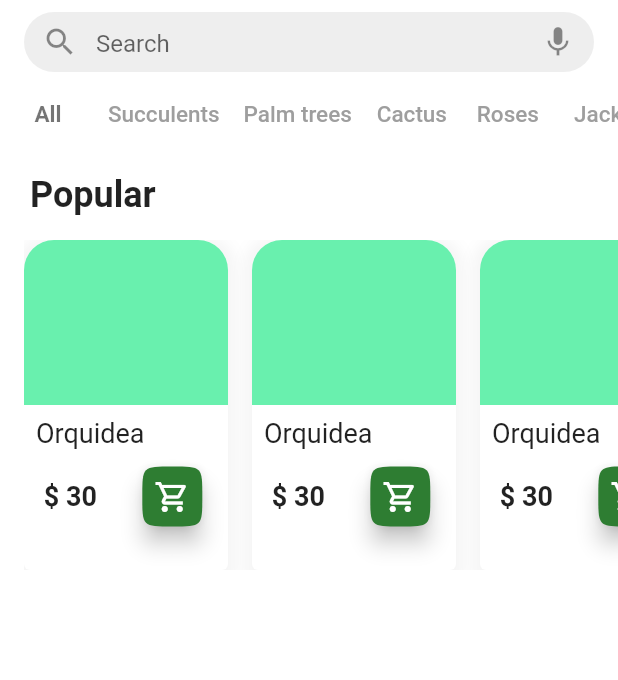
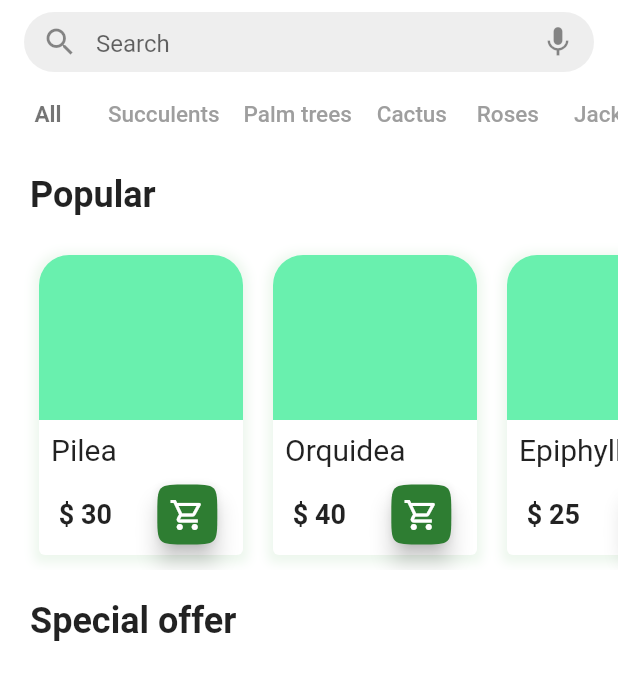
Before and after one commit to joaopaulozorek/plants-shop-flutter, a Flutter app: the screen it shows after launch, on a phone screen of 412 x 824 dp. Shown: the top 680 px of the screen. Run offline on Flutter 3.47's test engine with Material 2 defaults, Android fonts, the light colour scheme and no system bars.

Commit message:
Update NormalCardItem

```diff
--- a/lib/screens/home_page.dart
+++ b/lib/screens/home_page.dart
@@ -67,18 +67,35 @@ class _HomePageState extends State<HomePage> {
           ),
           Padding(
             padding: const EdgeInsets.only(top: 16.0, left: 16.0),
-            child: Container(
+            child: SizedBox(
               height: 220,
               child: ListView(
                 scrollDirection: Axis.horizontal,
-                children: [
-                  NormalCardItemWidget(),
-                  SizedBox(width: 16),
-                  NormalCardItemWidget(),
-                  SizedBox(width: 16),
-                  NormalCardItemWidget(),
+                children: const [
+                  NormalCardItemWidget(
+                    plant_name: 'Pilea',
+                    price: '\$ 30',
+                  ),
+                  NormalCardItemWidget(
+                    plant_name: 'Orquidea',
+                    price: '\$ 40',
+                  ),
+                  NormalCardItemWidget(
+                    plant_name: 'Epiphyllum',
+                    price: '\$ 25',
+                  ),
                 ],
               ),
+            ),
+          ),
+          const Padding(
+            padding: EdgeInsets.only(top: 20, left: 20),
+            child: Text(
+              'Special offer',
+              style: TextStyle(
+                  fontSize: 24,
+                  fontWeight: FontWeight.bold,
+                  color: Colors.black87),
             ),
           ),
         ],
--- a/lib/widgets/normal_card_item.dart
+++ b/lib/widgets/normal_card_item.dart
@@ -1,21 +1,27 @@
 import 'package:flutter/material.dart';
 
 class NormalCardItemWidget extends StatelessWidget {
+  final String plant_name;
+  final String price;
+
   const NormalCardItemWidget({
     Key? key,
+    required this.plant_name,
+    required this.price,
   }) : super(key: key);
 
   @override
   Widget build(BuildContext context) {
     return Container(
+      margin: const EdgeInsets.all(10),
       width: 136,
       decoration: BoxDecoration(
         boxShadow: [
           BoxShadow(
-            color: Colors.grey.withOpacity(0.1),
-            spreadRadius: 5,
-            blurRadius: 7,
-            offset: const Offset(0, 3), // changes position of shadow
+            color: Colors.green.withOpacity(0.1),
+            spreadRadius: 3,
+            blurRadius: 5,
+            offset: const Offset(0, 2), // changes position of shadow
           ),
         ],
         color: Colors.white,
@@ -38,21 +44,21 @@ class NormalCardItemWidget extends StatelessWidget {
               ),
             ),
           ),
-          const Padding(
-            padding: EdgeInsets.only(top: 8.0, left: 8.0, bottom: 8),
+          Padding(
+            padding: const EdgeInsets.only(top: 8.0, left: 8.0, bottom: 8),
             child: Text(
-              'Orquidea',
-              style: TextStyle(
-                fontSize: 18,
+              plant_name,
+              style: const TextStyle(
+                fontSize: 20,
               ),
             ),
           ),
           Row(
             mainAxisAlignment: MainAxisAlignment.spaceAround,
             children: [
-              const Text(
-                '\$ 30',
-                style: TextStyle(
+              Text(
+                price,
+                style: const TextStyle(
                   fontWeight: FontWeight.bold,
                   fontSize: 18,
                 ),
@@ -65,7 +71,8 @@ class NormalCardItemWidget extends StatelessWidget {
                 child: const Icon(
                   Icons.shopping_cart_outlined,
                   color: Colors.white,
-                  ))
+                ),
+              ),
             ],
           ),
         ],
```
Lines whose indentation alone changed are shown as unchanged.
